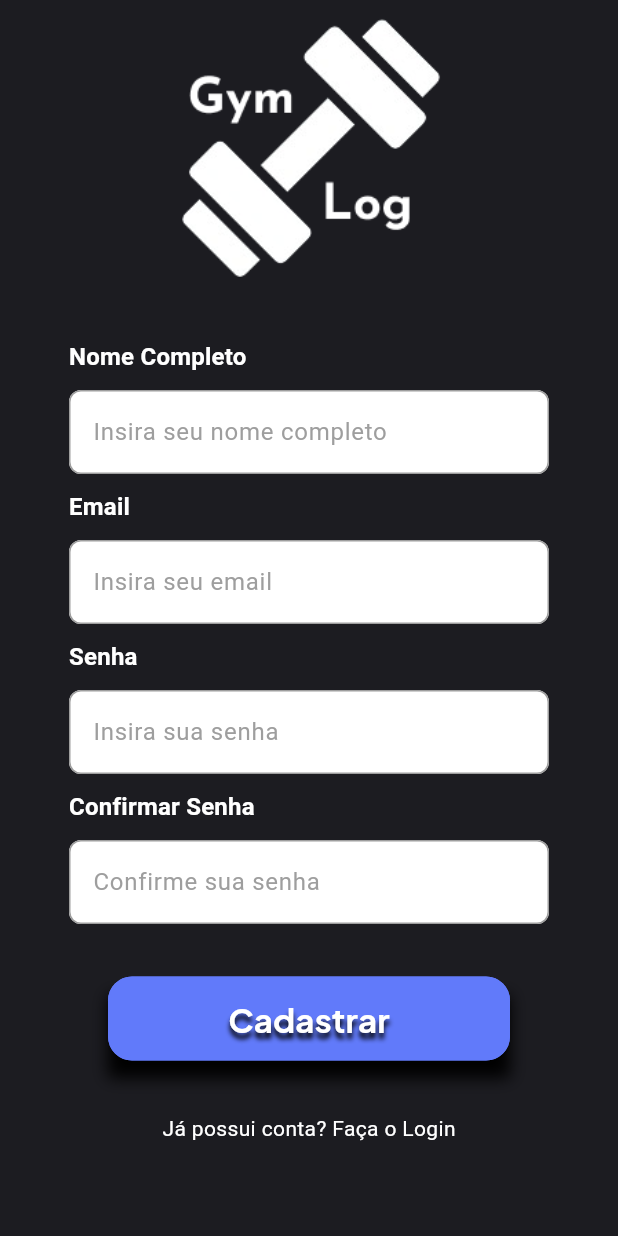
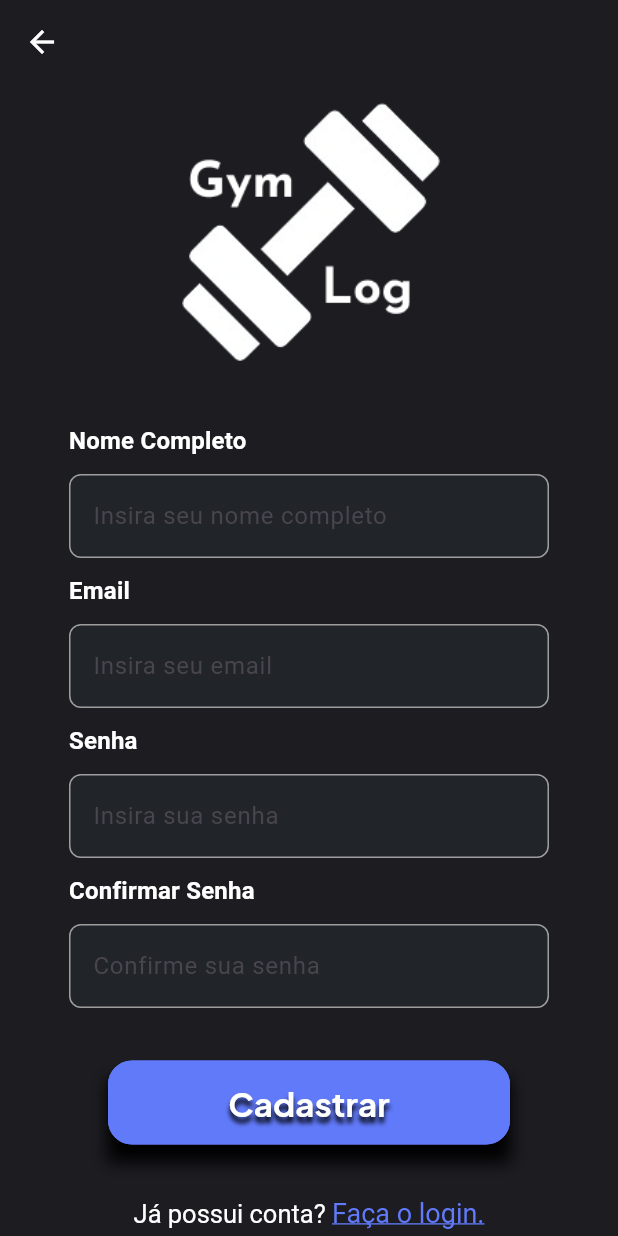
Before and after one commit to GymLogCorp/gym_log, a Flutter app: the screen it shows after launch, after a tap on "CADASTRAR", on a phone screen of 412 x 824 dp. Run offline on Flutter 3.47's test engine with Material 3 defaults, Android fonts, the phone set to English and light mode, and no system bars; our stand-ins replace google_fonts.

Commit message:
finalizando task
tela de cadastro e seus componentes estão finalizados.

```diff
--- a/lib/components/input.dart
+++ b/lib/components/input.dart
@@ -1,7 +1,7 @@
 import 'package:flutter/material.dart';
 
 class CustomTextFormField extends StatelessWidget {
-  final String labelText;
+  final String hintText;
   final bool obscureText;
   final TextEditingController? controller;
   final String? title;
@@ -13,13 +13,13 @@ class CustomTextFormField extends StatelessWidget {
 
   const CustomTextFormField({
     super.key,
-    required this.labelText,
+    required this.hintText,
     this.obscureText = false,
     this.controller,
     this.title,
     this.titleColor = Colors.white,
     this.borderColor = Colors.grey,
-    this.fillColor = Colors.white,
+    this.fillColor = const Color(0xFF212429),
     this.validator,
     this.errorMessage,
   });
@@ -45,10 +45,11 @@ class CustomTextFormField extends StatelessWidget {
           TextFormField(
             obscureText: obscureText,
             controller: controller,
+            style: TextStyle(color: Colors.white),
             decoration: InputDecoration(
               filled: true,
               fillColor: fillColor,
-              labelText: labelText,
+              hintText: hintText,
               labelStyle: TextStyle(color: borderColor),
               border: OutlineInputBorder(
                 borderRadius: BorderRadius.circular(8.0),
--- a/lib/pages/register.dart
+++ b/lib/pages/register.dart
@@ -1,7 +1,9 @@
+import 'package:flutter/gestures.dart';
 import 'package:flutter/material.dart';
 import 'package:gym_log/components/input.dart';
 import 'package:gym_log/components/button.dart';
 import 'package:gym_log/pages/login.dart';
+import 'package:gym_log/pages/welcome.dart';
 
 class Register extends StatefulWidget {
   const Register({super.key});
@@ -30,6 +32,14 @@ class _RegisterState extends State<Register> {
         builder: (context) => const Login(),
       ),
     );
+  }
+
+  void navigateToWelcome(BuildContext context) {
+    Navigator.push(
+        context,
+        MaterialPageRoute(
+          builder: (context) => const Welcome(),
+        ));
   }
 
   // funcao que valida email
@@ -79,6 +89,14 @@ class _RegisterState extends State<Register> {
     return MaterialApp(
       home: Scaffold(
         backgroundColor: const Color(0xFF1C1C21),
+        appBar: AppBar(
+          backgroundColor: const Color(0xFF1C1C21),
+          elevation: 0,
+          leading: IconButton(
+            icon: const Icon(Icons.arrow_back, color: Colors.white),
+            onPressed: () => navigateToWelcome(context),
+          ),
+        ),
         body: Align(
           alignment: Alignment.center,
           child: Padding(
@@ -98,7 +116,7 @@ class _RegisterState extends State<Register> {
                       child: Column(
                         children: [
                           CustomTextFormField(
-                            labelText: 'Insira seu nome completo',
+                            hintText: 'Insira seu nome completo',
                             title: 'Nome Completo',
                             controller: _nameController,
                             validator: (value) {
@@ -109,20 +127,20 @@ class _RegisterState extends State<Register> {
                             },
                           ),
                           CustomTextFormField(
-                            labelText: 'Insira seu email',
+                            hintText: 'Insira seu email',
                             title: 'Email',
                             controller: _emailController,
                             validator: _validateEmail, // validacao email
                           ),
                           CustomTextFormField(
-                            labelText: 'Insira sua senha',
+                            hintText: 'Insira sua senha',
                             title: 'Senha',
                             obscureText: true,
                             controller: _passwordController,
                             validator: _validatePassword, // validacao de senha
                           ),
                           CustomTextFormField(
-                            labelText: 'Confirme sua senha',
+                            hintText: 'Confirme sua senha',
                             title: 'Confirmar Senha',
                             obscureText: true,
                             controller: _confirmPasswordController,
@@ -141,10 +159,28 @@ class _RegisterState extends State<Register> {
                       ),
                     ),
                     const Padding(padding: EdgeInsets.only(bottom: 35.0)),
-                    const Text(
-                      'Já possui conta? Faça o Login',
-                      style: TextStyle(color: Colors.white),
-                    ),
+                    RichText(
+                        text: TextSpan(children: [
+                      const TextSpan(
+                        text: 'Já possui conta? ',
+                        style: TextStyle(
+                          color: Colors.white,
+                          fontSize: 17.0,
+                        ),
+                      ),
+                      TextSpan(
+                          text: 'Faça o login.',
+                          style: const TextStyle(
+                            color: Color(0xFF617AFA),
+                            decoration: TextDecoration.underline,
+                            fontSize: 18.0,
+
+                          ),
+                          recognizer: TapGestureRecognizer()
+                            ..onTap = () {
+                              navigateToLogin(context);
+                            })
+                    ]))
                   ],
                 ),
               ],
```
